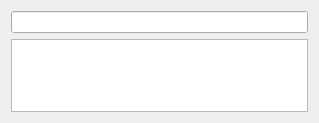
This is source/gloperate-qtwidgets/source/FileNameInputWidget.ui in cginternals/gloperate as Qt 5 draws it before an edit. The edited form follows.
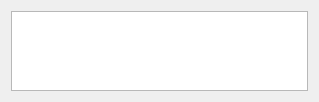
This is the edited form. Custom widgets are drawn as their Qt base class.

The edit to the form file:
```diff
--- a/source/gloperate-qtwidgets/source/FileNameInputWidget.ui
+++ b/source/gloperate-qtwidgets/source/FileNameInputWidget.ui
@@ -7,38 +7,25 @@
     <x>0</x>
     <y>0</y>
     <width>319</width>
-    <height>123</height>
+    <height>102</height>
    </rect>
   </property>
   <property name="windowTitle">
    <string>Form</string>
   </property>
-  <layout class="QVBoxLayout" name="verticalLayout">
-   <item>
-    <widget class="QLineEdit" name="fileNameLineEdit"/>
-   </item>
-   <item>
-    <widget class="QListWidget" name="listWidget">
-     <property name="layoutDirection">
-      <enum>Qt::LeftToRight</enum>
-     </property>
-    </widget>
-   </item>
-   <item>
-    <spacer name="verticalSpacer">
-     <property name="orientation">
-      <enum>Qt::Vertical</enum>
-     </property>
-     <property name="sizeHint" stdset="0">
-      <size>
-       <width>20</width>
-       <height>40</height>
-      </size>
-     </property>
-    </spacer>
+  <layout class="QGridLayout" name="gridLayout">
+   <item row="0" column="0">
+    <widget class="gloperate_qtwidgets::FileNameTextEdit" name="fileNameTextEdit"/>
    </item>
   </layout>
  </widget>
+ <customwidgets>
+  <customwidget>
+   <class>gloperate_qtwidgets::FileNameTextEdit</class>
+   <extends>QTextEdit</extends>
+   <header location="global">gloperate-qtwidgets/FileNameTextEdit.h</header>
+  </customwidget>
+ </customwidgets>
  <resources/>
  <connections/>
 </ui>
```
